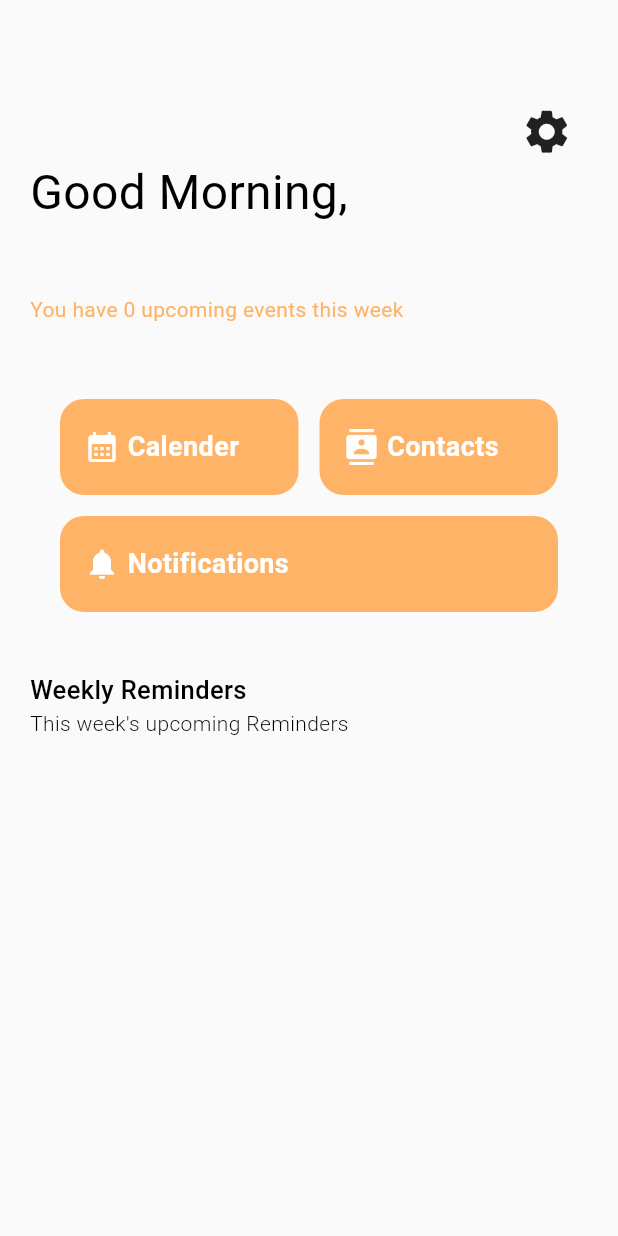
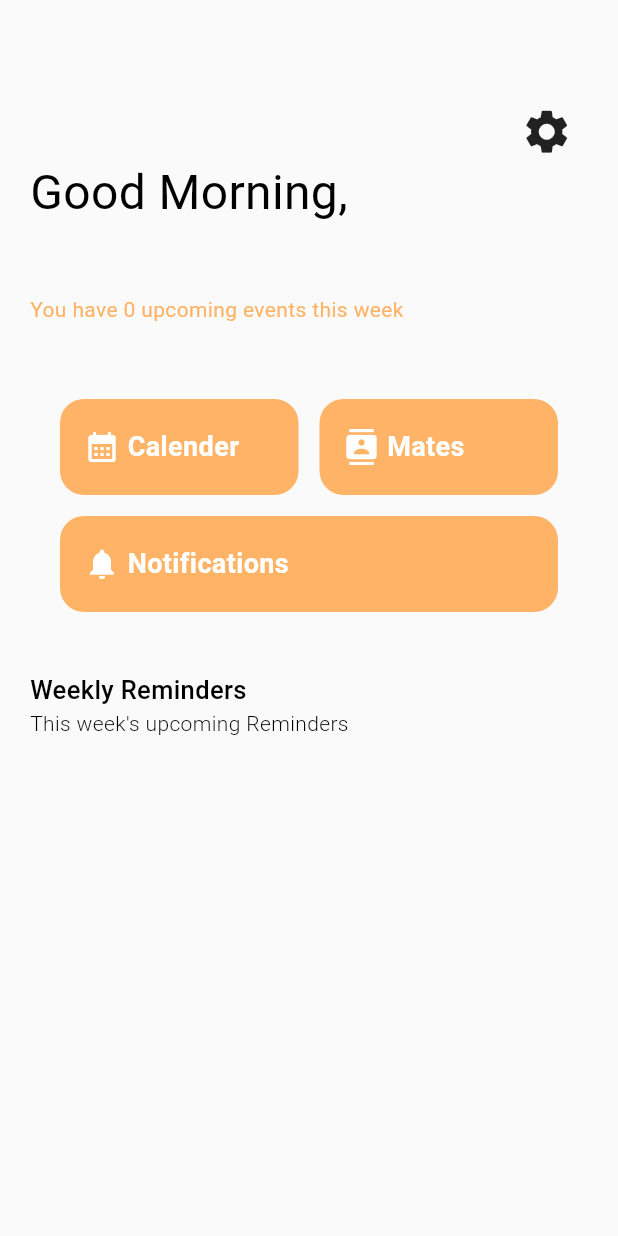
Before and after one commit to uoa-compsci399-s2-2024/capstone-project-team-41, a Flutter app: the HomeView screen opened directly, on a phone screen of 412 x 824 dp. Run offline on Flutter 3.47's test engine with Material 3 defaults, Android fonts, the phone set to English and light mode, and no system bars; our stand-ins replace firebase_core, firebase_messaging, fixnum, flutter_datetime_picker_plus, flutter_local_notifications, isar and 3 more; missing offline and left inert: auth0_flutter, dart:ffi, grpc, instant, protobuf; accounts and stored records are empty; generated files the repository leaves out were written again; statements that could not run were skipped.

Commit message:
android build error fixed + names changed

```diff
--- a/Mobile/lib/Features/Contacts/List/ContactsView.dart
+++ b/Mobile/lib/Features/Contacts/List/ContactsView.dart
@@ -33,7 +33,7 @@ class _ContactsViewState extends State<ContactsView> {
                   child: Row(
                     children: [
                       Text(
-                        "Contacts",
+                        "Your Mates",
                         style: Textstyles.H1,
                       )
                     ],
--- a/Mobile/lib/Features/Home/Views/HomeNavContainer.dart
+++ b/Mobile/lib/Features/Home/Views/HomeNavContainer.dart
@@ -20,7 +20,7 @@ class HomeNavContainer extends StatelessWidget {
               children: [
                 Expanded(child: HomeNavButton(buttonTitle: "Calender", iconWidget: Icon(Icons.calendar_month, color: Colors.white,), tabIndex: 2,)),
                 Padding(padding: EdgeInsets.only(right: 14)),
-                Expanded(child: HomeNavButton(buttonTitle: "Contacts", iconWidget: Icon(Icons.contacts, color: Colors.white), tabIndex: 1),),
+                Expanded(child: HomeNavButton(buttonTitle: "Mates", iconWidget: Icon(Icons.contacts, color: Colors.white), tabIndex: 1),),
               ],
             ),
             Padding(padding: EdgeInsets.only(bottom: 14)),
--- a/Mobile/lib/Features/Main/MainViewModel.dart
+++ b/Mobile/lib/Features/Main/MainViewModel.dart
@@ -156,7 +156,7 @@ class MainViewModel extends ChangeNotifier {
     } else {
       AppState().setAppState(UIOAppState.login);
       exampleRequest();
-      //spopulateDatabase();
+      //populateDatabase();
     }
   }
 }
--- a/Mobile/lib/main.dart
+++ b/Mobile/lib/main.dart
@@ -40,7 +40,7 @@ Future<void> main() async {
   await FirebaseMessaging.onMessageOpenedApp.listen((event) {
     print(("THIS IS EVENT :: :: $event"));
   });
-  await DatabaseSync().init();
+  // await DatabaseSync().init();
   runApp(const MyApp());
 }
 
```
Also changed, not shown: 2 other files.
